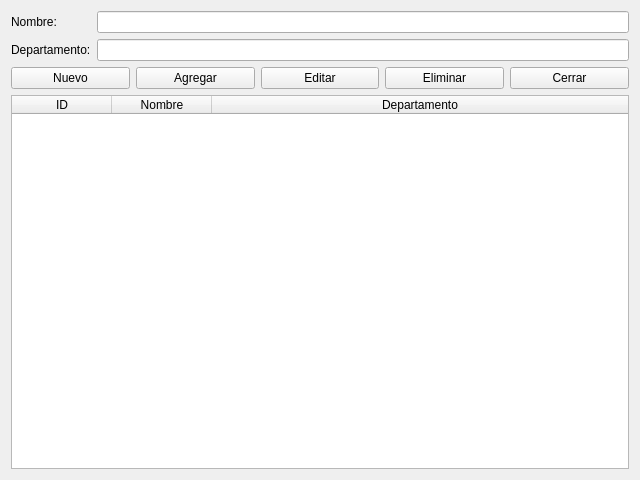
Old version of the form view/entidades/ventana_ciudad.ui in the repository SantiagoRB17/Proyecto-Final-Bases-de-Datos-I.
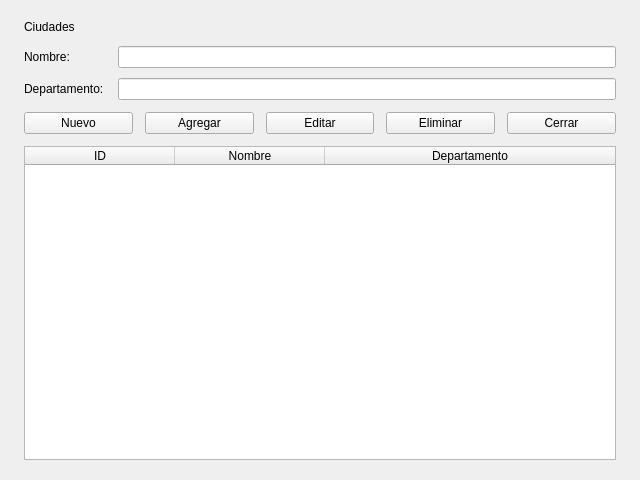
New version of the form.

Commit message: feat: renovar la interfaz con tema propio y menú principal por tarjetas

The edit to the form file:
```diff
--- a/view/entidades/ventana_ciudad.ui
+++ b/view/entidades/ventana_ciudad.ui
@@ -13,9 +13,9 @@
   <property name="windowTitle">
    <string>Ciudades</string>
   </property>
-  <layout class="QVBoxLayout" name="layoutPrincipal">
+  <layout class="QVBoxLayout" name="layoutPrincipal"><property name="spacing"><number>12</number></property><property name="leftMargin"><number>24</number></property><property name="topMargin"><number>20</number></property><property name="rightMargin"><number>24</number></property><property name="bottomMargin"><number>20</number></property><item><widget class="QLabel" name="lblEncabezado"><property name="text"><string>Ciudades</string></property></widget></item>
    <item>
-    <layout class="QFormLayout" name="layoutFormulario">
+    <layout class="QFormLayout" name="layoutFormulario"><property name="horizontalSpacing"><number>14</number></property><property name="verticalSpacing"><number>10</number></property>
      <item row="0" column="0">
       <widget class="QLabel" name="lblNombre">
        <property name="text">
@@ -110,10 +110,10 @@
      </property>
      <property name="selectionBehavior">
       <enum>QAbstractItemView::SelectionBehavior::SelectRows</enum>
-     </property>
+     </property><property name="alternatingRowColors"><bool>true</bool></property><property name="showGrid"><bool>false</bool></property>
      <attribute name="horizontalHeaderStretchLastSection">
       <bool>true</bool>
-     </attribute>
+     </attribute><attribute name="verticalHeaderVisible"><bool>false</bool></attribute><attribute name="horizontalHeaderDefaultSectionSize"><number>150</number></attribute>
      <column>
       <property name="text">
        <string>ID</string>
```
The commit also changes 36 other files.
